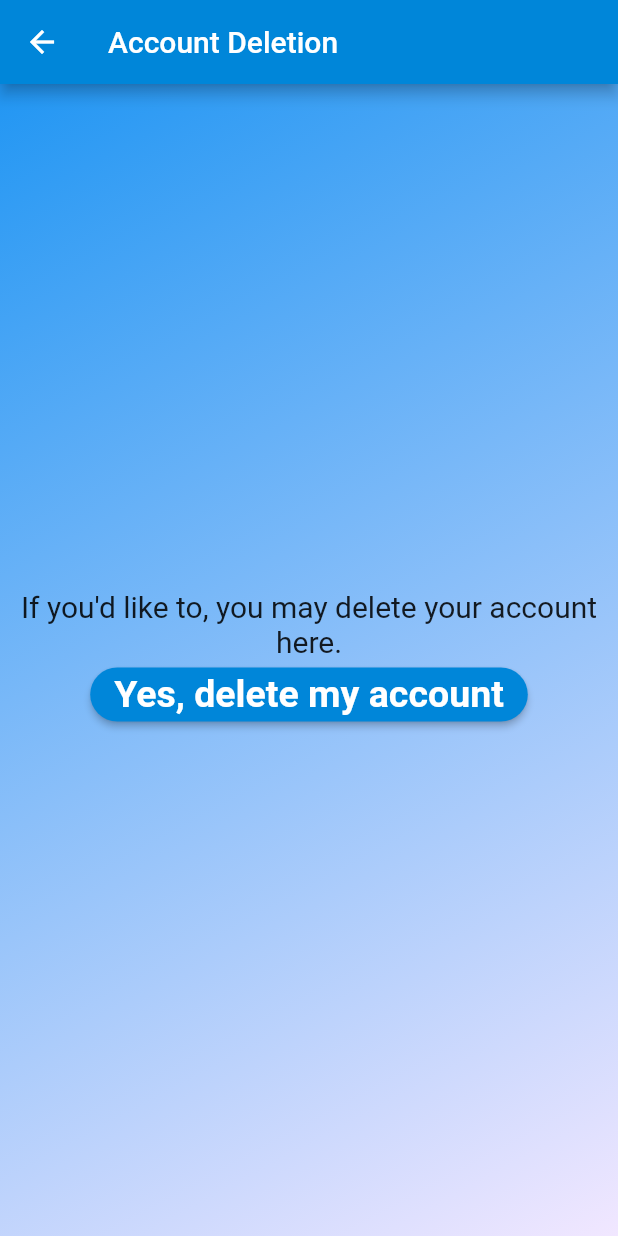
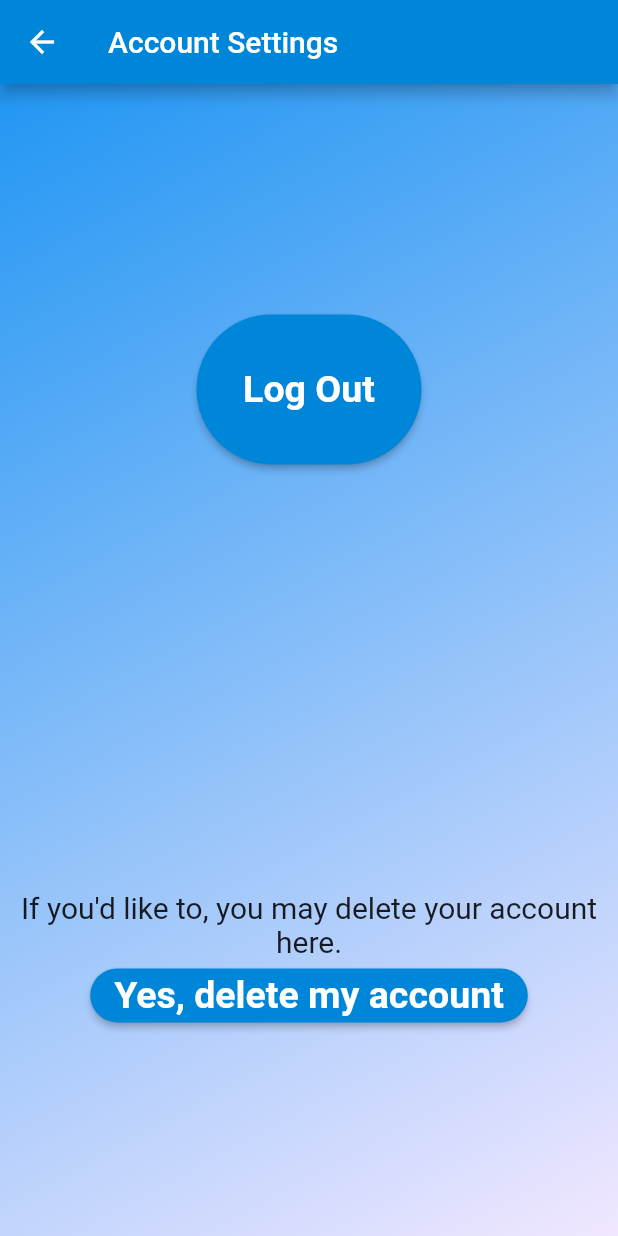
Before and after one commit to VictorTPhan/VolunteerApp, a Flutter app: the VolunteerDash screen opened directly, after a tap on the "settings" icon, on a phone screen of 412 x 824 dp. Run offline on Flutter 3.47's test engine with Material 2 defaults, Android fonts, the phone set to English and light mode, and no system bars; our stand-ins replace date_field, firebase_auth, firebase_core, firebase_database, intl_phone_field; accounts and stored records are empty; network calls fail.

Commit message:
Crash fixes

```diff
--- a/lib/hospitality/event/hospital_past_event.dart
+++ b/lib/hospitality/event/hospital_past_event.dart
@@ -26,6 +26,7 @@ class _HospitalityPastEventState extends State<HospitalityPastEvent> {
     then((event) {
       var info = event.snapshot.value as Map;
 
+      if (mounted)
         setState(() {
           info.forEach((key, value) {
             timeStamps.add(int.parse(key));
@@ -93,6 +94,7 @@ class _HospitalityPastEventState extends State<HospitalityPastEvent> {
       print("There are no volunteers for: " + getUID() + " " + timeStamp);
     });
 
+    if (mounted)
       setState(() {
         if (eventInformation != null) eventInfo.add(eventInformation);
       });
@@ -100,6 +102,7 @@ class _HospitalityPastEventState extends State<HospitalityPastEvent> {
 
   Future<void> deleteEvent(int timeStamp) async{
     await FirebaseDatabase.instance.ref().child("Events").child(getUID()).child(timeStamp.toString()).remove().then((value) async{
+      if (mounted)
         setState(() {
           eventInfo.clear();
         });
--- a/lib/hospitality/event/hospitality_event_view.dart
+++ b/lib/hospitality/event/hospitality_event_view.dart
@@ -27,6 +27,7 @@ class _HospitalityEventViewState extends State<HospitalityEventView> {
     then((event) {
       var info = event.snapshot.value as Map;
 
+      if (mounted)
         setState(() {
           info.forEach((key, value) {
             timeStamps.add(int.parse(key));
@@ -92,6 +93,7 @@ class _HospitalityEventViewState extends State<HospitalityEventView> {
       print("There are no volunteers for: " + getUID() + " " + timeStamp);
     });
 
+    if (mounted)
       setState(() {
         if (eventInformation != null) eventInfo.add(eventInformation);
       });
@@ -99,6 +101,7 @@ class _HospitalityEventViewState extends State<HospitalityEventView> {
 
   Future<void> deleteEvent(int timeStamp) async{
     await FirebaseDatabase.instance.ref().child("Events").child(getUID()).child(timeStamp.toString()).remove().then((value) async{
+      if (mounted)
         setState(() {
           eventInfo.clear();
         });
--- a/lib/hospitality/event/hospitality_event_volunteers.dart
+++ b/lib/hospitality/event/hospitality_event_volunteers.dart
@@ -38,6 +38,7 @@ class _HospitalityEventVolunteersState extends State<HospitalityEventVolunteers>
         then((event) {
           var info = event.snapshot.value as Map;
 
+          if (mounted)
             setState(() {
               users.add(
                   VolunteerData(
@@ -132,6 +133,7 @@ class _HospitalityEventVolunteersState extends State<HospitalityEventVolunteers>
                           style: formattedButtonStyle(),
                           onPressed: () {
                             removeVolunteer(users[index].UID).then((value) {
+                              if (mounted)
                                 setState(() {
                                   users.remove(users[index]);
                                 });
--- a/lib/hospitality/hospitality_form.dart
+++ b/lib/hospitality/hospitality_form.dart
@@ -48,8 +48,11 @@ class _HospitalityFormState extends State<HospitalityForm> {
 
   @override
   Widget build(BuildContext context) {
-    return Scaffold(
+    return WillPopScope(
+      onWillPop: () => Future.value(false),
+      child: Scaffold(
         appBar: AppBar(
+          automaticallyImplyLeading: false,
           title: Text("Let's get to know you!"),
         ),
         body: Column(
@@ -116,6 +119,7 @@ class _HospitalityFormState extends State<HospitalityForm> {
             )
           ],
         ),
+      ),
     );
   }
 }
--- a/lib/volunteer/event/volunteer_event_find.dart
+++ b/lib/volunteer/event/volunteer_event_find.dart
@@ -37,6 +37,7 @@ class _VolunteerEventFindState extends State<VolunteerEventFind> {
           if (!signedUp)
             {
               //add timestamp to list
+              if (mounted)
                 setState(() {
                   eventLookups.add(EventLookup(timestamp, UID));
                   print("added: " + timestamp + " " + UID);
@@ -140,6 +141,7 @@ class _VolunteerEventFindState extends State<VolunteerEventFind> {
       print("There are no volunteers for: " + UID + " " + timeStamp);
     });
 
+    if (mounted)
       setState(() {
         if (eventInformation != null) eventInfo.add(eventInformation);
       });
--- a/lib/volunteer/event/volunteer_event_view.dart
+++ b/lib/volunteer/event/volunteer_event_view.dart
@@ -130,6 +130,7 @@ class _VolunteerEventViewState extends State<VolunteerEventView> {
       });
 
       //look up the event at the specified timestamp
+      if (mounted)
         setState(() {
           eventLookups.add(EventLookup(timeStamp, UID));
           eventInfo.add(eventInformation);
@@ -153,6 +154,7 @@ class _VolunteerEventViewState extends State<VolunteerEventView> {
       print("Could not update list: " + error.toString());
     });
 
+    if (mounted)
       setState(() {
         eventInfo.removeAt(index);
         eventLookups.removeAt(index);
--- /dev/null
+++ b/lib/volunteer/volunteer_account_settings.dart
@@ -0,0 +1,174 @@
+import 'package:firebase_auth/firebase_auth.dart';
+import 'package:firebase_database/firebase_database.dart';
+import 'package:flutter/material.dart';
+import 'package:volunteer_app/helper.dart';
+import 'package:volunteer_app/main.dart';
+
+import '../login.dart';
+
+class VolunteerDeletion extends StatefulWidget {
+  const VolunteerDeletion({Key? key}) : super(key: key);
+
+  @override
+  State<VolunteerDeletion> createState() => _VolunteerDeletionState();
+}
+
+class _VolunteerDeletionState extends State<VolunteerDeletion> {
+
+  bool permissionGranted = false;
+
+  Future<void> deleteFromUserList() async {
+    await FirebaseDatabase.instance.ref().child("Users").child(getUID()).remove()
+        .then((value) {
+      print("Deleted this user from users list.");
+    }).catchError((error) {
+      print("Could not delete this user from users list: " + error.toString());
+    });
+  }
+
+  Future<void> deleteProfile() async {
+    await FirebaseDatabase.instance.ref().child("Volunteers").child(getUID()).remove()
+        .then((value) {
+      print("Deleted user profile.");
+    }).catchError((error) {
+      print("Could not delete user profile: " + error.toString());
+    });
+  }
+
+  Future<void> removeFromAllEvents() async {
+    await FirebaseDatabase.instance.ref().child("Signups").child(getUID()).once().
+    then((event) {
+      var info = event.snapshot.value as Map;
+      //for every user you find,
+      info.forEach((hospitalityUID, listOfTimeStamps) async {
+        var timestamps = listOfTimeStamps as Map;
+        //look up every timestamp you signed up for
+        timestamps.forEach((timeStamp, value) async {
+          //look up the event
+          await FirebaseDatabase.instance.ref().child("Events").child(hospitalityUID).child(timeStamp).child("volunteers").child(getUID()).remove()
+          .then((value) {
+            print("Deleted event " + hospitalityUID + " " + timeStamp);
+          }).catchError((error)
+          {
+            print("Couldn't delete this event: " + error.toString());
+          });
+        });
+      });
+    }).catchError((error) {
+      print("Could not delete all events: " + error.toString());
+    });
+
+    await FirebaseDatabase.instance.ref().child("Signups").child(getUID()).remove()
+    .then((value) {
+      print("Deleted all signups.");
+    }).catchError((error) {
+      print("Could not delete all signups: " + error.toString());
+    });
+  }
+
+  Future<void> deleteAccount() async {
+    await removeFromAllEvents();
+    await deleteProfile();
+    await deleteFromUserList();
+    await FirebaseAuth.instance.currentUser?.delete();
+
+    await FirebaseAuth.instance.signOut();
+  }
+
+  @override
+  Widget build(BuildContext context) {
+    return Scaffold(
+      appBar: AppBar(
+        backgroundColor: ColorPalette.mainColor,
+        title: Text("Account Settings"),
+      ),
+        body: backgroundGradient(
+          Column(
+            mainAxisAlignment: MainAxisAlignment.center,
+            children: [
+              Expanded(
+                flex: 20,
+                child: Container(),
+              ),
+              Expanded(
+                flex: 30,
+                child: Column(
+                  children: [
+                    Center(
+                      child: Container(
+                        height: 100,
+                        width: 150,
+                        child: ElevatedButton(
+                            style: ElevatedButton.styleFrom(
+                                shape: StadiumBorder(),
+                                primary: ColorPalette.mainColor,
+                                textStyle: TextStyle(
+                                    fontSize: 25,
+                                    fontWeight: FontWeight.bold
+                                )
+                            ),
+                            onPressed: () async {
+                              await FirebaseAuth.instance.signOut();
+                              Navigator.push(
+                                context,
+                                MaterialPageRoute(builder: (context) => const Login()),
+                              );
+                            },
+                            child: Text("Log Out")),
+                      ),
+                    ),
+                  ],
+                ),
+              ),
+              Expanded(
+                flex: 20,
+                child: Container(),
+              ),
+              Expanded(
+                flex: 30,
+                child: Column(
+                  children: [
+                    Text(
+                      "If you'd like to, you may delete your account here.",
+                      textAlign: TextAlign.center,
+                      style: TextStyle(
+                          fontSize: 20
+                      ),
+                    ),
+                    ElevatedButton(
+                        style: formattedButtonStyle(),
+                        onPressed: () {
+                          setState(() {
+                            permissionGranted = true;
+                          });
+                        }, child: Text("Yes, delete my account")
+                    ),
+                    if (permissionGranted)
+                      ElevatedButton(
+                          style: ElevatedButton.styleFrom(
+                              shape: StadiumBorder(),
+                              primary: Colors.red,
+                              textStyle: TextStyle(
+                                  fontSize: 25,
+                                  fontWeight: FontWeight.bold
+                              )
+                          ),
+                          onPressed: () {
+                            deleteAccount().then((value) {
+                              Navigator.push(
+                                context,
+                                MaterialPageRoute(builder: (context) => const Login()),
+                              );
+                            }
+                            );
+                          },
+                          child: Text("Delete"))
+                  ],
+                ),
+              )
+            ],
+          ),
+        )
+    );
+  }
+}
--- a/lib/volunteer/volunteer_dash.dart
+++ b/lib/volunteer/volunteer_dash.dart
@@ -1,7 +1,7 @@
 import 'package:firebase_database/firebase_database.dart';
 import 'package:flutter/material.dart';
 import 'package:volunteer_app/volunteer/volunteer_info.dart';
-import 'package:volunteer_app/volunteer/volunteer_deletion.dart';
+import 'package:volunteer_app/volunteer/volunteer_account_settings.dart';
 import 'package:volunteer_app/volunteer/event/volunteer_event_find.dart';
 import 'package:volunteer_app/volunteer/event/volunteer_event_view.dart';
 
@@ -25,7 +25,6 @@ class _VolunteerDashState extends State<VolunteerDash> {
 
   List<EventLookup> eventLookups = [];
   List<EventInformation> eventInfo = [];
-  List<int> upcomingTimes = [];
 
   _VolunteerDashState() {
     fetchSignedUpEvents();
@@ -117,20 +116,20 @@ class _VolunteerDashState extends State<VolunteerDash> {
       });
 
       //look up the event at the specified timestamp
+      if (mounted)
         setState(() {
           eventLookups.add(EventLookup(timeStamp, UID));
           eventInfo.add(eventInformation);
-        upcomingTimes.add(DateTime.now().difference(eventEndTime).inDays);
         });
     }
   }
 
   @override
   Widget build(BuildContext context) {
-    return Scaffold(
-      appBar: AppBar(
-        title: Text("Volunteer Dash"),
-      ),
+    return WillPopScope(
+      onWillPop: () => Future.value(false),
+      child: Scaffold(
+        resizeToAvoidBottomInset: false,
         body: backgroundGradient(
           Center(
             child: Column(
@@ -232,7 +231,7 @@ class _VolunteerDashState extends State<VolunteerDash> {
                                 ),
                               ),
                               Text(
-                              upcomingTimes[index] == 0? "Today": "In " + upcomingTimes[index].toString() + " days",
+                                "on " + eventInfo[index].startDate + ", at " + eventInfo[index].startTime,
                                 style: TextStyle(
                                   fontSize: 20
                                 ),
@@ -258,6 +257,7 @@ class _VolunteerDashState extends State<VolunteerDash> {
           },
           child: Icon(Icons.settings),
         ),
+      ),
     );
   }
 }
--- a/lib/volunteer/volunteer_deletion.dart
+++ /dev/null
@@ -1,131 +0,0 @@
-import 'package:firebase_auth/firebase_auth.dart';
-import 'package:firebase_database/firebase_database.dart';
-import 'package:flutter/material.dart';
-import 'package:volunteer_app/helper.dart';
-import 'package:volunteer_app/main.dart';
-
-import '../login.dart';
-
-class VolunteerDeletion extends StatefulWidget {
-  const VolunteerDeletion({Key? key}) : super(key: key);
-
-  @override
-  State<VolunteerDeletion> createState() => _VolunteerDeletionState();
-}
-
-class _VolunteerDeletionState extends State<VolunteerDeletion> {
-
-  bool permissionGranted = false;
-
-  Future<void> deleteFromUserList() async {
-    await FirebaseDatabase.instance.ref().child("Users").child(getUID()).remove()
-        .then((value) {
-      print("Deleted this user from users list.");
-    }).catchError((error) {
-      print("Could not delete this user from users list: " + error.toString());
-    });
-  }
-
-  Future<void> deleteProfile() async {
-    await FirebaseDatabase.instance.ref().child("Volunteers").child(getUID()).remove()
-        .then((value) {
-      print("Deleted user profile.");
-    }).catchError((error) {
-      print("Could not delete user profile: " + error.toString());
-    });
-  }
-
-  Future<void> removeFromAllEvents() async {
-    await FirebaseDatabase.instance.ref().child("Signups").child(getUID()).once().
-    then((event) {
-      var info = event.snapshot.value as Map;
-      //for every user you find,
-      info.forEach((hospitalityUID, listOfTimeStamps) async {
-        var timestamps = listOfTimeStamps as Map;
-        //look up every timestamp you signed up for
-        timestamps.forEach((timeStamp, value) async {
-          //look up the event
-          await FirebaseDatabase.instance.ref().child("Events").child(hospitalityUID).child(timeStamp).child("volunteers").child(getUID()).remove()
-          .then((value) {
-            print("Deleted event " + hospitalityUID + " " + timeStamp);
-          }).catchError((error)
-          {
-            print("Couldn't delete this event: " + error.toString());
-          });
-        });
-      });
-    }).catchError((error) {
-      print("Could not delete all events: " + error.toString());
-    });
-
-    await FirebaseDatabase.instance.ref().child("Signups").child(getUID()).remove()
-    .then((value) {
-      print("Deleted all signups.");
-    }).catchError((error) {
-      print("Could not delete all signups: " + error.toString());
-    });
-  }
-
-  Future<void> deleteAccount() async {
-    await removeFromAllEvents();
-    await deleteProfile();
-    await deleteFromUserList();
-    await FirebaseAuth.instance.currentUser?.delete();
-
-    await FirebaseAuth.instance.signOut();
-  }
-
-  @override
-  Widget build(BuildContext context) {
-    return Scaffold(
-      appBar: AppBar(
-        backgroundColor: ColorPalette.mainColor,
-        title: Text("Account Deletion"),
-      ),
-      body: backgroundGradient(
-        Column(
-          mainAxisAlignment: MainAxisAlignment.center,
-          children: [
-            Center(
-              child: Text(
-                  "If you'd like to, you may delete your account here.",
-                  textAlign: TextAlign.center,
-                  style: TextStyle(
-                    fontSize: 20
-                  ),
-              ),
-            ),
-            ElevatedButton(
-                style: formattedButtonStyle(),
-                onPressed: () {
-                  setState(() {
-                    permissionGranted = true;
-                  });
-                }, child: Text("Yes, delete my account")
-            ),
-            if (permissionGranted)
-              ElevatedButton(
-                  style: ElevatedButton.styleFrom(
-                      shape: StadiumBorder(),
-                      primary: Colors.red,
-                      textStyle: TextStyle(
-                          fontSize: 25,
-                          fontWeight: FontWeight.bold
-                      )
-                  ),
-                  onPressed: () {
-                    deleteAccount().then((value) {
-                      Navigator.push(
-                        context,
-                        MaterialPageRoute(builder: (context) => const Login()),
-                      );
-                      }
-                    );
-                  },
-                  child: Text("Delete"))
-          ],
-        ),
-      )
-    );
-  }
-}
--- a/lib/volunteer/volunteer_form.dart
+++ b/lib/volunteer/volunteer_form.dart
@@ -51,9 +51,12 @@ class _VolunteerFormState extends State<VolunteerForm> {
 
   @override
   Widget build(BuildContext context) {
-    return Scaffold(
+    return WillPopScope(
+      onWillPop: () => Future.value(false),
+      child: Scaffold(
         appBar: AppBar(
           title: Text("Let's get to know you!"),
+          automaticallyImplyLeading: false,
         ),
         body: Column(
           children: [
@@ -127,6 +130,7 @@ class _VolunteerFormState extends State<VolunteerForm> {
             )
           ],
         ),
+      ),
     );
   }
 }
```
Also changed, not shown: lib/hospitality/hospitality_account_settings.dart (added, +151 -0 lines), lib/hospitality/hospitality_dash.dart (+5 -2 lines), lib/hospitality/hospitality_deletion.dart (deleted, +0 -108 lines), lib/volunteer/event/volunteer_past_event.dart (+5 -4 lines), pubspec.yaml (+8 -0 lines), assets/AppLogo.png (added), pubspec.lock, 32 other files. Lines whose indentation alone changed are shown as unchanged.
